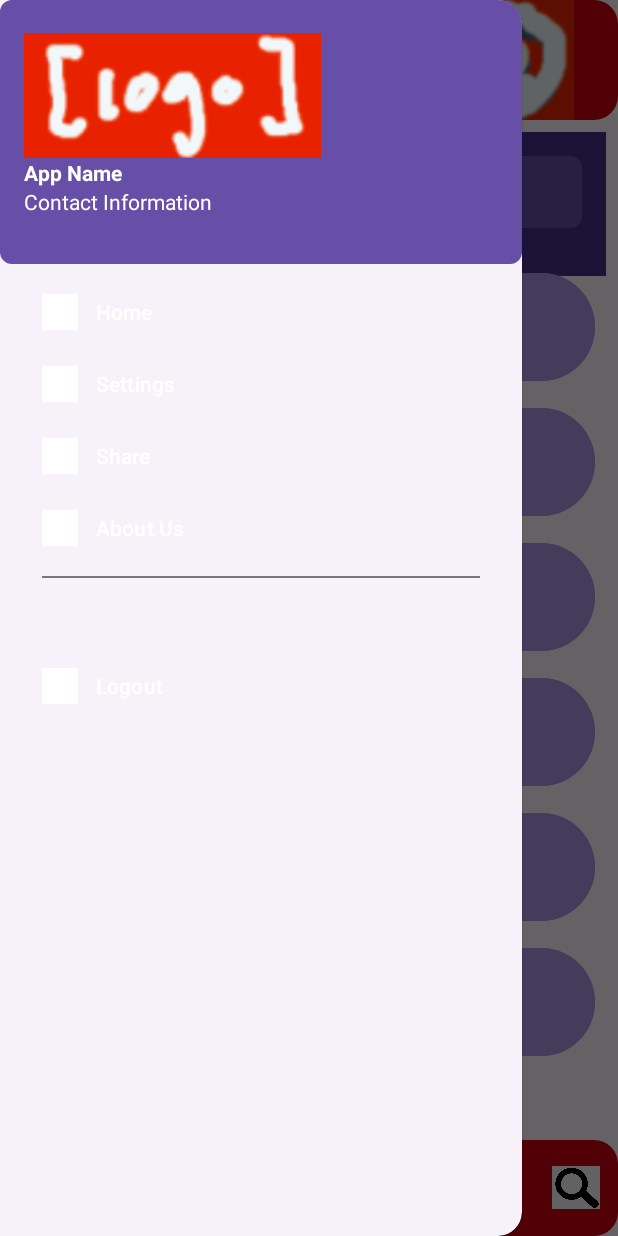
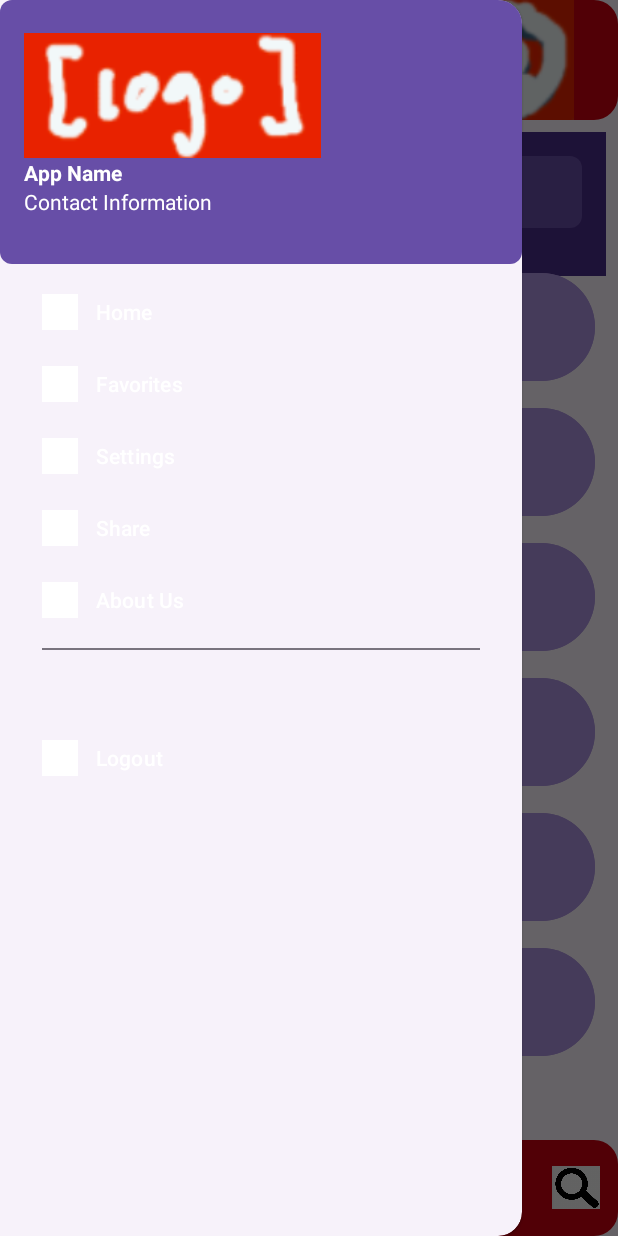
Before and after one commit to nathanbowley98/vascularSurgeryApp, an Android app: the screen it shows after launch (MainActivity), with the side drawer open, on a phone screen of 412 x 824 dp. Run offline under Robolectric (Android 15) with nearby library versions, the phone set to English and light mode, and no system bars.

Commit message:
implemented (3) access to favorites from two places: bottom bar and size menu, also started an empty Favorites page

```diff
--- a/app/src/main/AndroidManifest.xml
+++ b/app/src/main/AndroidManifest.xml
@@ -12,6 +12,9 @@
         android:supportsRtl="true"
         android:theme="@style/Theme.VascularSurgeryProject"
         tools:targetApi="31">
+        <activity
+            android:name=".Favorites"
+            android:exported="false" />
         <activity
             android:name=".Anatomy"
             android:exported="false" />
--- a/app/src/main/res/menu/nav_menu.xml
+++ b/app/src/main/res/menu/nav_menu.xml
@@ -9,6 +9,10 @@
             android:id="@+id/nav_home"
             android:icon="@drawable/ic_search"
             android:title="Home"/>
+        <item
+            android:id="@+id/nav_favorites"
+            android:icon="@drawable/ic_search"
+            android:title="Favorites"/>
         <item
             android:id="@+id/nav_settings"
             android:icon="@drawable/ic_search"
--- a/app/src/main/res/values/colors.xml
+++ b/app/src/main/res/values/colors.xml
@@ -19,4 +19,5 @@
     <color name="jungleMist">#FFc1d0d9</color>
     <color name="catskillWhite">#FFf2f8f9</color>
 
+
 </resources>
```
Also changed, not shown: app/src/main/java/com/example/vascularsurgeryproject/BaseActivity.java (+7 -1 lines), app/src/main/java/com/example/vascularsurgeryproject/Favorites.java (added, +23 -0 lines), app/src/main/res/layout/activity_favorites.xml (added, +10 -0 lines), app/src/main/res/layout/bottom_bar_layout.xml (line endings or trailing spaces).
